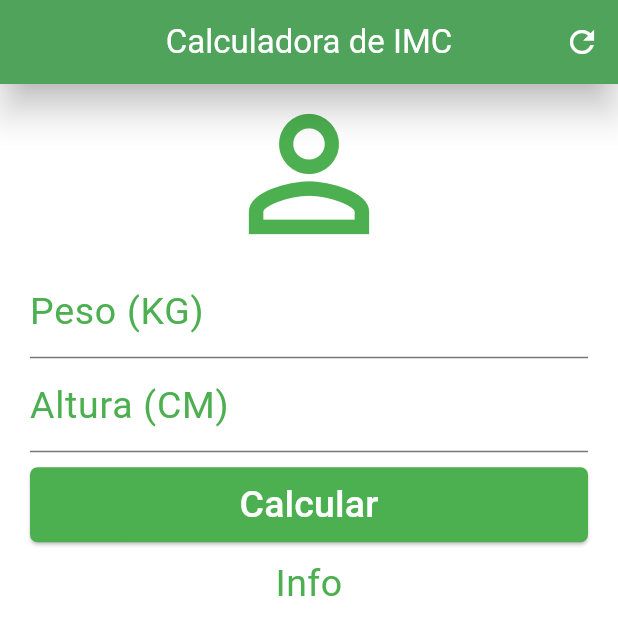
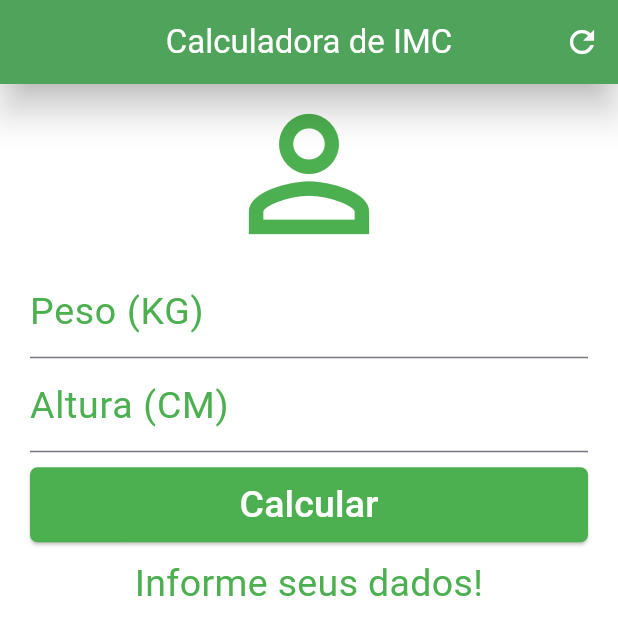
Before and after one commit to kauancordeiro/imc-calculator, a Flutter app: the screen it shows after launch, after a tap on the "refresh" icon, on a phone screen of 412 x 824 dp. Shown: the top 635 px of the screen. Run offline on Flutter 3.47's test engine with Material 3 defaults, Android fonts, the phone set to English and light mode, and no system bars.

Commit message:
reset fields

```diff
--- a/lib/main.dart
+++ b/lib/main.dart
@@ -14,6 +14,17 @@ class Home extends StatefulWidget {
 }
 
 class _HomeState extends State<Home> {
+  TextEditingController weightController = TextEditingController();
+  TextEditingController heightController = TextEditingController();
+
+  String _infoText = "Informe seus dados!";
+
+  void _resetFields(){
+      weightController.text = "";
+      heightController.text = "";
+      _infoText = "Resetado!";
+  }
+
   @override
   Widget build(BuildContext context) {
     return Scaffold(
@@ -25,7 +36,7 @@ class _HomeState extends State<Home> {
         backgroundColor: Colors.green,
         foregroundColor: Colors.white,
         actions: <Widget>[
-          IconButton(onPressed: () {}, icon: Icon(Icons.refresh))
+          IconButton(onPressed: _resetFields, icon: Icon(Icons.refresh))
         ],
       ),
       backgroundColor: Colors.white,
@@ -35,26 +46,28 @@ class _HomeState extends State<Home> {
           crossAxisAlignment: CrossAxisAlignment.stretch,
           children: <Widget>[
             Icon(Icons.person_outline, size: 120.0, color: Colors.green),
-            const TextField(
+            TextField(
               keyboardType: TextInputType.number,
-              decoration: InputDecoration(
+              decoration: const InputDecoration(
                 labelText: "Peso (KG)",
                 labelStyle: TextStyle(color: Colors.green, fontSize: 25.0),
               ),
               textAlign: TextAlign.center,
+              controller: weightController,
             ),
-            const TextField(
+            TextField(
               keyboardType: TextInputType.number,
-              decoration: InputDecoration(
+              decoration: const InputDecoration(
                 labelText: "Altura (CM)",
                 labelStyle: TextStyle(color: Colors.green, fontSize: 25.0),
               ),
               textAlign: TextAlign.center,
+              controller: heightController,
             ),
             Padding(
-              padding: const EdgeInsets.only(top:10.0, bottom: 10.0),
+              padding: const EdgeInsets.only(top: 10.0, bottom: 10.0),
               child: Container(
-                height:50.0,
+                height: 50.0,
                 child: ElevatedButton(
                   onPressed: add,
                   child: Text(
@@ -69,8 +82,11 @@ class _HomeState extends State<Home> {
                 ),
               ),
             ),
-            Text("Info", textAlign: TextAlign.center,
-              style: TextStyle(color: Colors.green, fontSize: 25.0),)
+            Text(
+              _infoText,
+              textAlign: TextAlign.center,
+              style: TextStyle(color: Colors.green, fontSize: 25.0),
+            )
           ],
         ),
       ),
```
